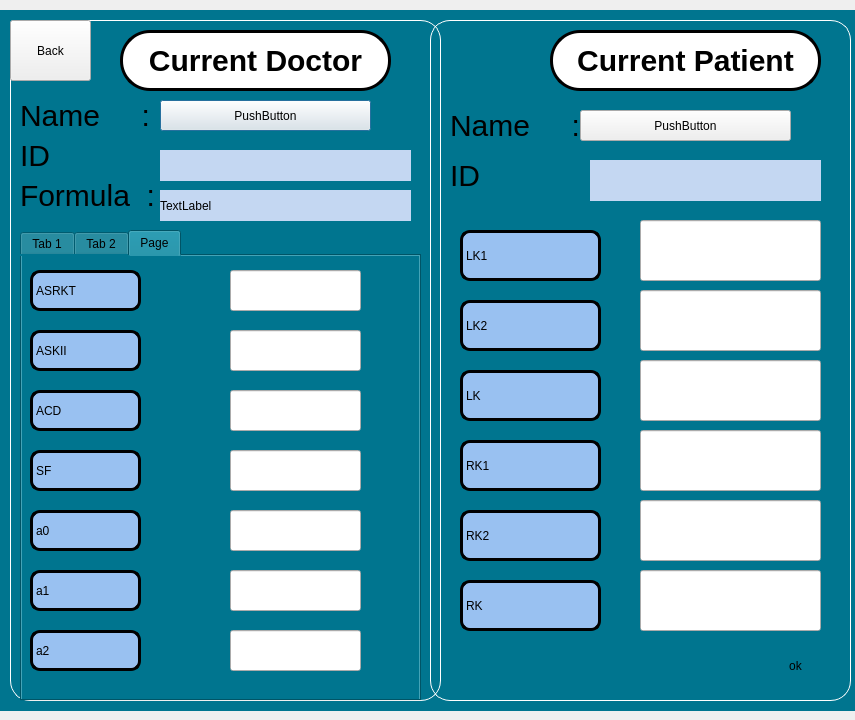
Qt form currentdocpat.ui (RISWANAAAA/ASCAN) before a commit.
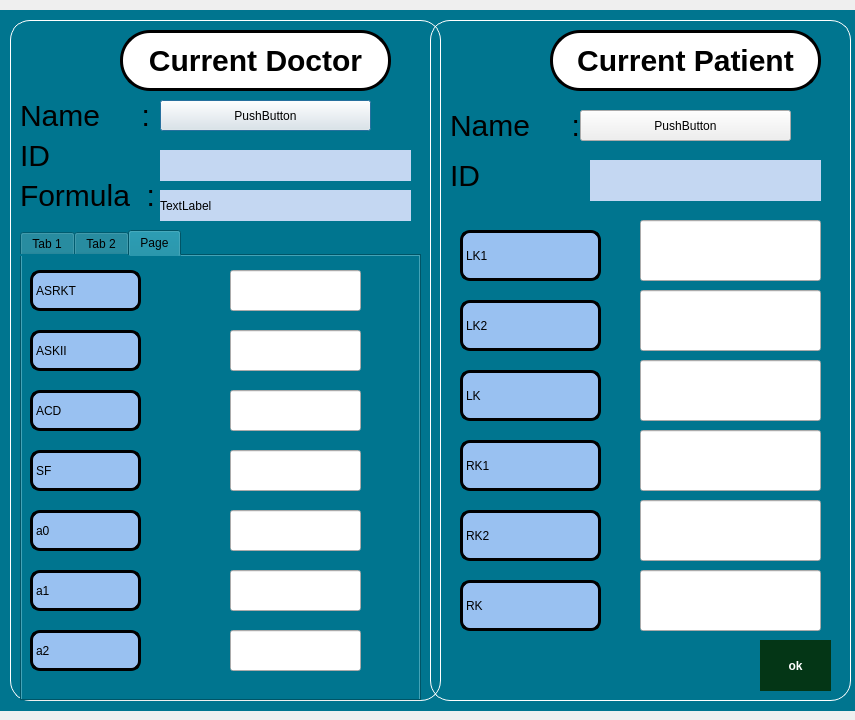
The same form after that commit. The open tabs and pages were chosen to show the change. Icons and pictures are not drawn.

Diff of the .ui file:
```diff
--- a/currentdocpat.ui
+++ b/currentdocpat.ui
@@ -87,8 +87,10 @@
     </rect>
    </property>
    <property name="styleSheet">
-    <string notr="true">image: url(:/image/images/backward.png);
-background-color:transparent;
+    <string notr="true">background-color: rgb(4, 54, 22);
+color: rgb(255, 255, 255);
+font: 75 12pt &quot;Ubuntu&quot;;
+font:bold;
 border:none;</string>
    </property>
    <property name="text">
@@ -681,19 +683,6 @@
     <string>ASRKT</string>
    </property>
   </widget>
-  <widget class="QPushButton" name="pushButton">
-   <property name="geometry">
-    <rect>
-     <x>10</x>
-     <y>20</y>
-     <width>81</width>
-     <height>61</height>
-    </rect>
-   </property>
-   <property name="text">
-    <string>Back</string>
-   </property>
-  </widget>
   <zorder>label</zorder>
   <zorder>lblpatlayout</zorder>
   <zorder>lblpatname</zorder>
```
Left out of the diff: 3 changed lines with no effect on the pictures.
